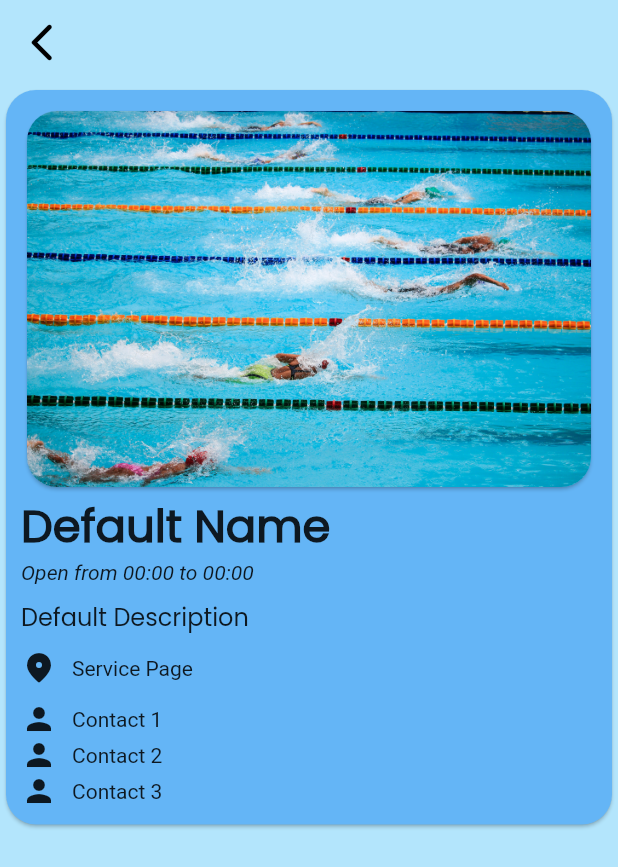
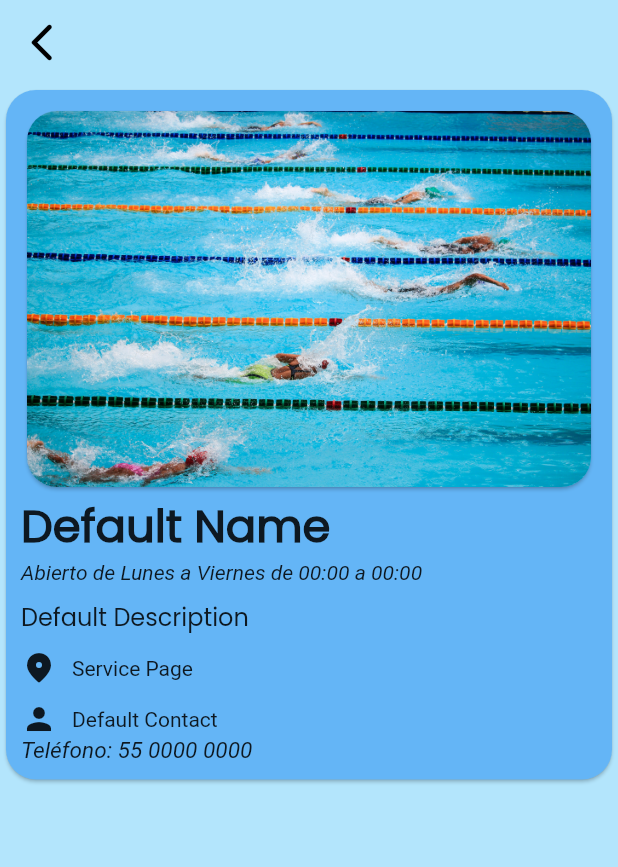
Before and after one commit to mateoglzc/DIF, a Flutter app: the ServicePage screen opened directly, on a phone screen of 412 x 824 dp. Shown: the top 867 px of the screen. Run offline on Flutter 3.47's test engine with Material 2 defaults, Android fonts, the phone set to English and light mode, and no system bars; our stand-ins replace firebase_core, firebase_database; accounts and stored records are empty.

Commit message:
All the information is displayed

```diff
--- a/lib/card.dart
+++ b/lib/card.dart
@@ -8,6 +8,8 @@ class CatalogCard extends StatelessWidget {
   final String openTIme;
   final String closeTIme;
   final String address;
+  final String phoneNumber;
+  final String openDays;
   const CatalogCard({
     this.service = "Default Service",
     this.imagePath = "assets/public-pool.jpg",
@@ -15,6 +17,8 @@ class CatalogCard extends StatelessWidget {
     this.openTIme = "00:00",
     this.closeTIme = "00:00",
     this.address = "Av. Default 1",
+    this.phoneNumber = "55 0000 0000",
+    this.openDays = "Lunes a Viernes",
   });
 
   @override
@@ -31,8 +35,9 @@ class CatalogCard extends StatelessWidget {
               Stack(
                 children: [
                   Image(
-                    image: AssetImage(imagePath),
-                  ),
+                      image: AssetImage(
+                    imagePath,
+                  )),
                 ],
               ),
               SizedBox(
@@ -52,6 +57,9 @@ class CatalogCard extends StatelessWidget {
                                       closeTime: closeTIme,
                                       openTime: openTIme,
                                       address: address,
+                                      imagePath: imagePath,
+                                      phoneNumber: phoneNumber,
+                                      openDays: openDays,
                                     )));
                       },
                       child: Text(
--- a/lib/contact.dart
+++ b/lib/contact.dart
@@ -2,24 +2,22 @@ import 'package:flutter/material.dart';
 
 class ContactLine extends StatelessWidget {
   final String contact;
-  ContactLine({this.contact = "Default Name"});
+  ContactLine({
+    this.contact = "Default Name",
+  });
 
   @override
   Widget build(BuildContext context) {
     return Row(
       children: [
         Icon(Icons.person_sharp),
-        // ClipOval(
-        //   child: Image.asset(
-        //     'face-2.jpg',
-        //     height: 120,
-        //     width: 120,
-        //   ),
-        // ),
         SizedBox(
           width: 10,
         ),
         Text(contact),
+        SizedBox(
+          width: 20,
+        ),
       ],
     );
   }
--- a/lib/location.dart
+++ b/lib/location.dart
@@ -9,17 +9,12 @@ class LocationLine extends StatelessWidget {
     return Row(
       children: [
         Icon(Icons.location_on_rounded),
-        // ClipOval(
-        //   child: Image.asset(
-        //     'face-2.jpg',
-        //     height: 120,
-        //     width: 120,
-        //   ),
-        // ),
         SizedBox(
           width: 10,
         ),
-        Text(address),
+        Flexible(
+          child: Text(address),
+        ),
       ],
     );
   }
--- a/lib/main.dart
+++ b/lib/main.dart
@@ -81,6 +81,8 @@ class _CatalogPageState extends State<CatalogPage> {
           openTIme: _services[_servicesId[i]]['openTime'],
           closeTIme: _services[_servicesId[i]]['closeTime'],
           address: _services[_servicesId[i]]['address'],
+          phoneNumber: _services[_servicesId[i]]['phoneNumber'],
+          openDays: _services[_servicesId[i]]['openDays'],
         ));
         serviceCards.children.add(SizedBox(
           height: 10,
--- a/lib/service-card.dart
+++ b/lib/service-card.dart
@@ -9,6 +9,9 @@ class ServiceCard extends StatelessWidget {
   final String closeTime;
   final String address;
   final List<String> contacts;
+  final String imagePath;
+  final String phoneNumber;
+  final String openDays;
 
   ServiceCard({
     this.service = "Default Service",
@@ -17,6 +20,9 @@ class ServiceCard extends StatelessWidget {
     this.closeTime = "00:00",
     this.address = "Default Address",
     this.contacts = const ["Default Contact"],
+    this.imagePath = "assets/public-pool.jpg",
+    this.phoneNumber = "55 0000 0000",
+    this.openDays = "Lunes a Viernes",
   });
 
   List<Widget> _buildUserGroups(BuildContext context, List<String> contacts) {
@@ -48,7 +54,9 @@ class ServiceCard extends StatelessWidget {
                 color: Colors.blue[300],
                 shape: RoundedRectangleBorder(
                     borderRadius: BorderRadius.circular(20)),
-                child: Image.asset("assets/public-pool.jpg"),
+                child: Image.asset(
+                  imagePath,
+                ),
               ),
               Text(
                 service,
@@ -59,7 +67,7 @@ class ServiceCard extends StatelessWidget {
                 ),
               ),
               Text(
-                "Open from $openTime to $closeTime",
+                "Abierto de $openDays de $openTime a $closeTime",
                 style: TextStyle(
                   fontStyle: FontStyle.italic,
                 ),
@@ -75,6 +83,13 @@ class ServiceCard extends StatelessWidget {
               ),
               SizedBox(height: 10),
               ..._buildUserGroups(context, contacts),
+              Text(
+                "Teléfono: $phoneNumber",
+                style: TextStyle(
+                  fontStyle: FontStyle.italic,
+                  fontSize: 15,
+                ),
+              )
             ],
           ),
         ),
--- a/lib/service_page.dart
+++ b/lib/service_page.dart
@@ -7,22 +7,24 @@ class ServicePage extends StatelessWidget {
   final String closeTime;
   final String openTime;
   final String address;
+  final String imagePath;
+  final String phoneNumber;
+  final String openDays;
   const ServicePage({
     this.description = "Default Description",
     this.name = "Default Name",
     this.closeTime = "00:00",
     this.openTime = "00:00",
     this.address = "Service Page",
+    this.imagePath = "assets/public-pool.jpg",
+    this.phoneNumber = "55 0000 0000",
+    this.openDays = "Lunes a Viernes",
   });
 
   @override
   Widget build(BuildContext context) {
     return Scaffold(
       appBar: AppBar(
-        // title: Text(
-        //   "Service",
-        //   style: TextStyle(color: Colors.black),
-        // ),
         elevation: 0,
         centerTitle: true,
         backgroundColor: Colors.lightBlue[100],
@@ -39,22 +41,15 @@ class ServicePage extends StatelessWidget {
       ),
       body: SingleChildScrollView(
         child: Center(
-          child:
-              // ClipRRect(
-              //   borderRadius: BorderRadius.circular(200),
-              //   child: Image.asset(
-              //     "assets/public-pool.jpg",
-              //     height: 400,
-              //     width: 400,
-              //   ),
-              // ),
-              ServiceCard(
+          child: ServiceCard(
             service: name,
             description: description,
             openTime: openTime,
             closeTime: closeTime,
             address: address,
-            contacts: ["Contact 1", "Contact 2", "Contact 3"],
+            openDays: openDays,
+            phoneNumber: phoneNumber,
+            imagePath: imagePath,
           ),
         ),
       ),
```
